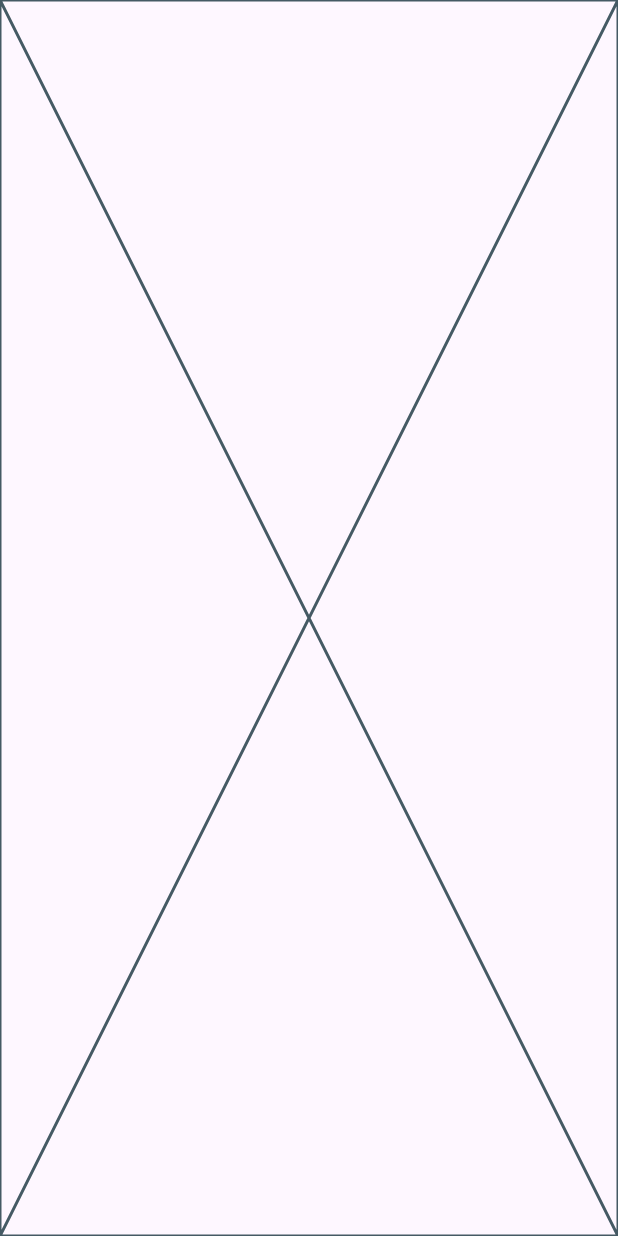
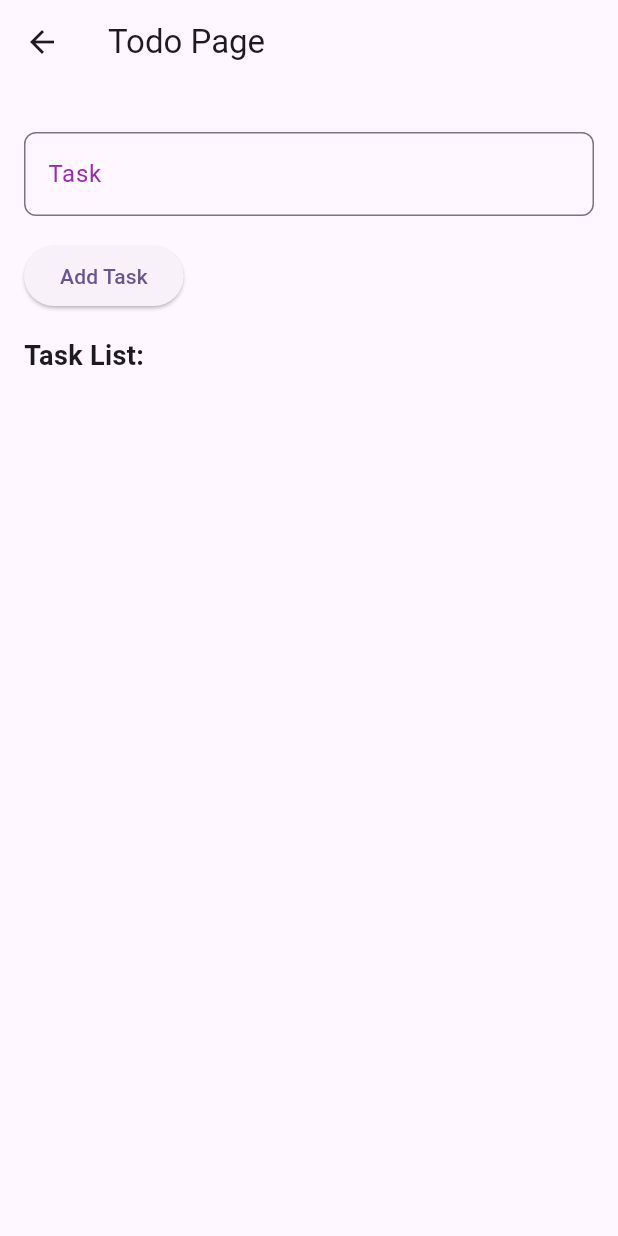
Before and after one commit to IrfanHidayatulahP/TodoApp_0142, a Flutter app: the TodoPage screen opened directly, on a phone screen of 412 x 824 dp. Run offline on Flutter 3.47's test engine with Material 3 defaults, Android fonts, the phone set to English and light mode, and no system bars.

Commit message:
membuat textfield untuk input todo dan button submit task nya

```diff
--- a/lib/todo_page.dart
+++ b/lib/todo_page.dart
@@ -21,8 +21,6 @@ class _TodoPageState extends State<TodoPage> {
           'date': _dateController.text,
           'done': false,
         });
-
-        // Kosongkan input setelah submit
         _taskController.clear();
         _dateController.clear();
       });
@@ -31,6 +29,80 @@ class _TodoPageState extends State<TodoPage> {
 
   @override
   Widget build(BuildContext context) {
-    return const Placeholder();
+    return Scaffold(
+      appBar: AppBar(
+        title: const Text('Todo Page'),
+        leading: IconButton(
+          icon: const Icon(Icons.arrow_back),
+          onPressed: () {
+            Navigator.pop(context);
+          },
+        ),
+      ),
+      body: SafeArea(
+        child: Padding(
+          padding: const EdgeInsets.all(16.0),
+          child: Column(
+            crossAxisAlignment: CrossAxisAlignment.start,
+            children: [
+              Form(
+                key: _key,
+                child: Column(
+                  crossAxisAlignment: CrossAxisAlignment.start,
+                  children: [
+                    const SizedBox(height: 16),
+                    TextFormField(
+                      controller: _taskController,
+                      decoration: InputDecoration(
+                        labelText: "Task",
+                        labelStyle: const TextStyle(color: Colors.purple),
+                        border: OutlineInputBorder(
+                          borderSide: const BorderSide(color: Colors.purple),
+                          borderRadius: BorderRadius.circular(8),
+                        ),
+                      ),
+                      validator: (value) {
+                        if (value == null || value.isEmpty) {
+                          return 'Task tidak boleh kosong';
+                        }
+                        return null;
+                      },
+                    ),
+                    const SizedBox(height: 16),
+                    ElevatedButton(
+                      onPressed: addData,
+                      child: const Text('Add Task'),
+                    ),
+                  ],
+                ),
+              ),
+              const SizedBox(height: 16),
+              const Text(
+                'Task List:',
+                style: TextStyle(fontSize: 18, fontWeight: FontWeight.bold),
+              ),
+              Expanded(
+                child: ListView.builder(
+                  itemCount: listTugas.length,
+                  itemBuilder: (context, index) {
+                    return ListTile(
+                      title: Text(listTugas[index]['task']),
+                      trailing: Checkbox(
+                        value: listTugas[index]['done'],
+                        onChanged: (bool? value) {
+                          setState(() {
+                            listTugas[index]['done'] = value;
+                          });
+                        },
+                      ),
+                    );
+                  },
+                ),
+              ),
+            ],
+          ),
+        ),
+      ),
+    );
   }
 }
```
